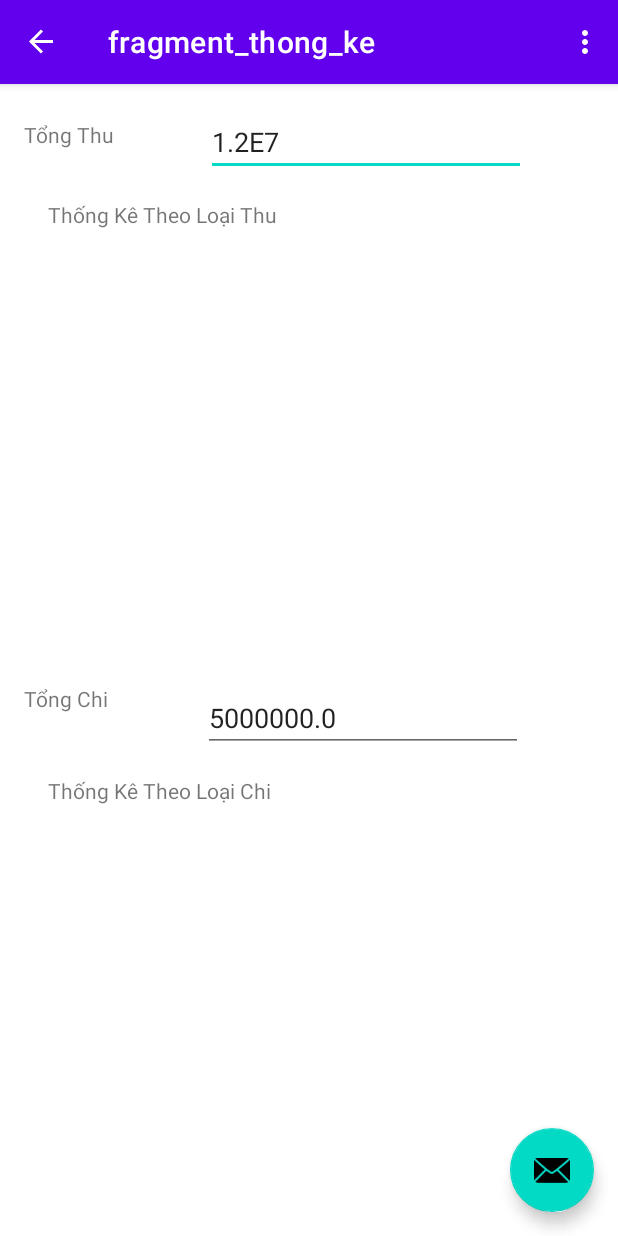
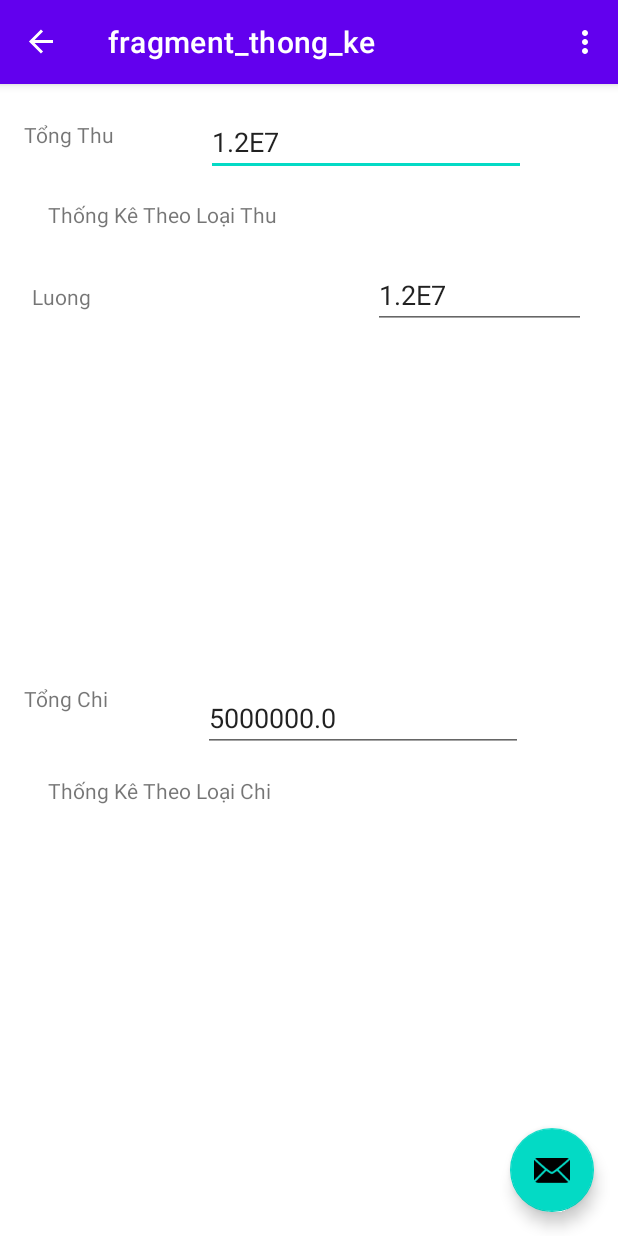
Before and after one commit to PhanTruong-Thinh/CNPM, an Android app: the screen it shows after launch (MainActivity), in the side drawer, after a tap on "Thống Kê", on a phone screen of 412 x 824 dp. Run offline under Robolectric (Android 15) with nearby library versions, the phone set to English and light mode, and no system bars; our stand-ins replace Room's generated code, navigation-ui.

Commit message:
P7 : thong ke cac loai thu

```diff
--- /dev/null
+++ b/app/src/main/java/com/example/budget/adapter/ThongKeLoaiThuRecyclerViewAdapter.java
@@ -0,0 +1,67 @@
+package com.example.budget.adapter;
+
+import android.content.Context;
+import android.view.LayoutInflater;
+import android.view.View;
+import android.view.ViewGroup;
+import android.widget.EditText;
+import android.widget.TextView;
+import androidx.annotation.NonNull;
+import androidx.recyclerview.widget.RecyclerView;
+
+import com.example.budget.R;
+import com.example.budget.entity.ThongKeLoaiThu;
+
+import java.util.List;
+
+public class ThongKeLoaiThuRecyclerViewAdapter extends RecyclerView.Adapter<ThongKeLoaiThuRecyclerViewAdapter.ThongKeLoaiThuViewHolder>{
+    private LayoutInflater mLayoutInflater; // tao layout cho adapter
+    private List<ThongKeLoaiThu> mList; // danh sach chua thong tin thong ke loai thu
+
+    public ThongKeLoaiThuRecyclerViewAdapter(Context context) {
+        mLayoutInflater = LayoutInflater.from(context);
+    }
+
+    @NonNull
+    @Override
+    public ThongKeLoaiThuViewHolder onCreateViewHolder(@NonNull ViewGroup parent, int viewType) {
+        View view = mLayoutInflater.inflate(R.layout.recyclerview_thongke_loaithu, parent, false);
+        return new ThongKeLoaiThuViewHolder(view);
+    }
+
+    @Override
+    public void onBindViewHolder(@NonNull ThongKeLoaiThuViewHolder holder, int position) {
+        // kiem tra thong tin cua List, neu ton tai du lieu thi thiet lap thong tin hien thi
+        if (mList != null) {
+            holder.tvTenLoaiThu.setText(mList.get(position).ten);
+            holder.etTongLoaiThu.setText("" + mList.get(position).tong);
+        }
+    }
+
+    // Tra ve tong so du lieu trong List
+    @Override
+    public int getItemCount() {
+        if (mList == null)
+            return 0;
+        return mList.size();
+    }
+
+    // Cap nhat thong tin trong List
+    public void setList(List<ThongKeLoaiThu> list) {
+        this.mList = list;
+        notifyDataSetChanged();
+    }
+
+    public static class ThongKeLoaiThuViewHolder extends RecyclerView.ViewHolder{
+        public TextView tvTenLoaiThu; // ten loai thu
+        public EditText etTongLoaiThu; // tong thu cua loai thu
+
+        public ThongKeLoaiThuViewHolder(@NonNull View itemView) {
+            super(itemView);
+
+            // Tim kiem thong tin trong layout
+            tvTenLoaiThu = itemView.findViewById(R.id.tvTenLoaiThu);
+            etTongLoaiThu = itemView.findViewById(R.id.etTongLoaiThu);
+        }
+    }
+}
--- a/app/src/main/java/com/example/budget/dao/ThuDao.java
+++ b/app/src/main/java/com/example/budget/dao/ThuDao.java
@@ -7,6 +7,7 @@ import androidx.room.Insert;
 import androidx.room.Query;
 import androidx.room.Update;
 
+import com.example.budget.entity.ThongKeLoaiThu;
 import com.example.budget.entity.Thu;
 
 import java.util.List;
@@ -19,6 +20,11 @@ public interface ThuDao {
     @Query("SELECT sum(sotien) FROM thu")
     LiveData<Float> sumTongThu();
 
+    // Danh sach Loai thu theo tong tien loai thu
+    @Query("SELECT b.lid, b.ten, sum(a.sotien) as tong FROM thu a INNER JOIN loaithu b on a.ltid = b.lid"
+            + " GROUP BY b.lid, b.ten")
+    LiveData<List<ThongKeLoaiThu>> sumByLoaiThu();
+
     @Insert
     void insert(Thu thu);
 
--- /dev/null
+++ b/app/src/main/java/com/example/budget/entity/ThongKeLoaiThu.java
@@ -0,0 +1,7 @@
+package com.example.budget.entity;
+
+public class ThongKeLoaiThu {
+    public int lid; // ma loai thu
+    public String ten; // ten loai thu
+    public Float tong; // tong thu duoc
+}
--- a/app/src/main/java/com/example/budget/repository/ThuRepository.java
+++ b/app/src/main/java/com/example/budget/repository/ThuRepository.java
@@ -7,6 +7,7 @@ import androidx.lifecycle.LiveData;
 
 import com.example.budget.dao.AppDatabase;
 import com.example.budget.dao.ThuDao;
+import com.example.budget.entity.ThongKeLoaiThu;
 import com.example.budget.entity.Thu;
 
 import java.util.List;
@@ -84,4 +85,7 @@ public class ThuRepository {
         }
     }
 
+    public LiveData<List<ThongKeLoaiThu>> sumByLoaiThu() {
+        return mThuDao.sumByLoaiThu();
+    }
 }
--- a/app/src/main/java/com/example/budget/ui/thongke/ThongKeFragment.java
+++ b/app/src/main/java/com/example/budget/ui/thongke/ThongKeFragment.java
@@ -5,6 +5,8 @@ import android.os.Bundle;
 import androidx.fragment.app.Fragment;
 import androidx.lifecycle.Observer;
 import androidx.lifecycle.ViewModelProvider;
+import androidx.recyclerview.widget.LinearLayoutManager;
+import androidx.recyclerview.widget.RecyclerView;
 
 import android.view.LayoutInflater;
 import android.view.View;
@@ -12,11 +14,17 @@ import android.view.ViewGroup;
 import android.widget.EditText;
 
 import com.example.budget.R;
+import com.example.budget.adapter.ThongKeLoaiThuRecyclerViewAdapter;
+import com.example.budget.entity.ThongKeLoaiThu;
+
+import java.util.List;
 
 public class ThongKeFragment extends Fragment {
     private  ThongKeViewModel mThongKeViewModel;
     private EditText mEtTongThu;
     private EditText mEtTongChi;
+    private RecyclerView rvThongKeLoaiThu;
+    private ThongKeLoaiThuRecyclerViewAdapter mThongKeLoaiThuAdapter; // hien thi
 
     public ThongKeFragment() {
 
@@ -56,6 +64,18 @@ public class ThongKeFragment extends Fragment {
         View view = inflater.inflate(R.layout.fragment_thong_ke, container, false);
         mEtTongThu = view.findViewById(R.id.etTongThu);
         mEtTongChi = view.findViewById(R.id.etTongChi);
+
+        rvThongKeLoaiThu = view.findViewById(R.id.rvThongKeLoaiThu);
+        mThongKeLoaiThuAdapter = new ThongKeLoaiThuRecyclerViewAdapter(getActivity());
+        rvThongKeLoaiThu.setLayoutManager(new LinearLayoutManager(getActivity())); // thiet lap layout
+        rvThongKeLoaiThu.setAdapter(mThongKeLoaiThuAdapter); // thiet lap adapter
+        mThongKeViewModel.getmThongKeLoaiThu().observe(getActivity(), new Observer<List<ThongKeLoaiThu>>() {
+            @Override
+            public void onChanged(List<ThongKeLoaiThu> thongKeLoaiThus) {
+                mThongKeLoaiThuAdapter.setList(thongKeLoaiThus);
+            }
+        });
+
         return view;
     }
 }
--- a/app/src/main/java/com/example/budget/ui/thongke/ThongKeViewModel.java
+++ b/app/src/main/java/com/example/budget/ui/thongke/ThongKeViewModel.java
@@ -6,15 +6,18 @@ import androidx.annotation.NonNull;
 import androidx.lifecycle.AndroidViewModel;
 import androidx.lifecycle.LiveData;
 
+import com.example.budget.entity.ThongKeLoaiThu;
 import com.example.budget.repository.ChiRepository;
 import com.example.budget.repository.ThuRepository;
+
+import java.util.List;
 
 public class ThongKeViewModel extends AndroidViewModel {
     private ThuRepository mThuRepository;
     private LiveData<Float> mTongThu;
-
     private ChiRepository mChiRepository;
     private LiveData<Float> mTongChi;
+    private LiveData<List<ThongKeLoaiThu>> mThongKeLoaiThus; // dinh nghia List thong ke loai thu
 
     public ThongKeViewModel(@NonNull Application application) {
         super(application);
@@ -23,7 +26,7 @@ public class ThongKeViewModel extends AndroidViewModel {
         mTongThu = mThuRepository.sumTongThu();
         mChiRepository = new ChiRepository(application);
         mTongChi = mChiRepository.sumTongChi();
-
+        mThongKeLoaiThus = mThuRepository.sumByLoaiThu(); // lay thong tin tu csdl
     }
 
     public LiveData<Float> getTongThu() {
@@ -33,4 +36,8 @@ public class ThongKeViewModel extends AndroidViewModel {
     public LiveData<Float> getTongChi() {
         return mTongChi;
     }
+
+    public LiveData<List<ThongKeLoaiThu>> getmThongKeLoaiThu() {
+        return mThongKeLoaiThus;
+    }
 }
--- /dev/null
+++ b/app/src/main/res/layout/recyclerview_thongke_loaithu.xml
@@ -0,0 +1,21 @@
+<?xml version="1.0" encoding="utf-8"?>
+<LinearLayout xmlns:android="http://schemas.android.com/apk/res/android"
+    android:layout_width="match_parent"
+    android:layout_height="wrap_content"
+    android:layout_margin="5dp">
+
+    <TextView
+        android:id="@+id/tvTenLoaiThu"
+        android:layout_width="wrap_content"
+        android:layout_height="wrap_content"
+        android:layout_marginRight="10dp"
+        android:layout_weight="2"
+        android:text="Ten Loai Thu" />
+
+    <EditText
+        android:id="@+id/etTongLoaiThu"
+        android:layout_width="wrap_content"
+        android:layout_height="wrap_content"
+        android:layout_weight="1"
+        android:inputType="number" />
+</LinearLayout>
```
